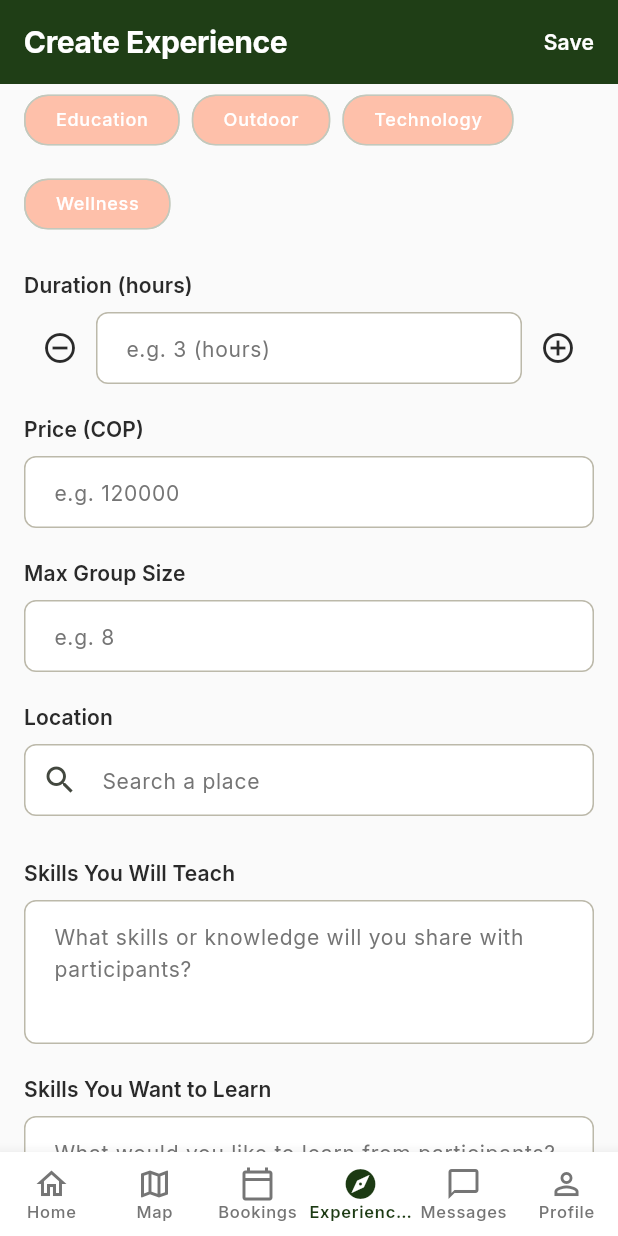
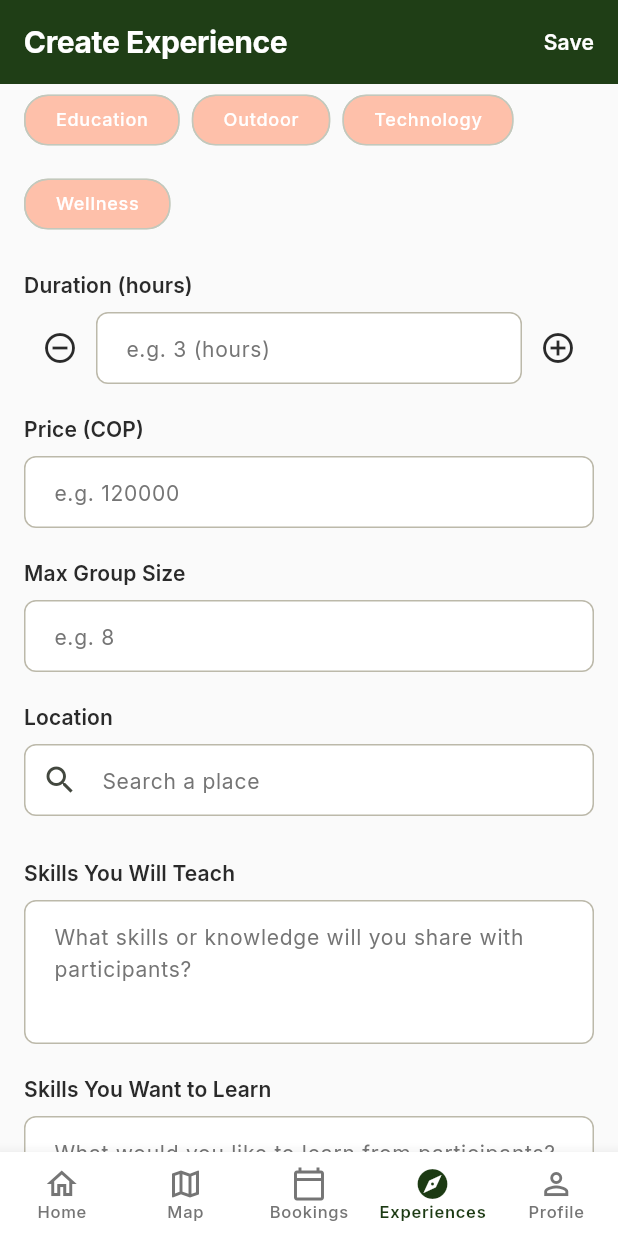
Before and after one commit to ISIS3510-G34-S3/Flutter-G34, a Flutter app: the CreateExperienceScreen screen opened by its route, scrolled down 576 dp, on a phone screen of 412 x 824 dp. Run offline on Flutter 3.47's test engine with Material 3 defaults, Android fonts, the phone set to English and light mode, and no system bars; our stand-ins replace cached_network_image, cloud_firestore, connectivity_plus, drift, firebase_auth, firebase_core and 8 more; missing offline and left inert: lru_cache; accounts and stored records are empty; generated files the repository leaves out were written again; network calls fail.

```diff
--- a/lib/app/router.dart
+++ b/lib/app/router.dart
@@ -105,13 +105,6 @@ final GoRouter appRouter = GoRouter(
           builder: (context, state) => const MyExperiencesScreen(),
         ),
 
-        // Messaging route
-        GoRoute(
-          path: '/messages',
-          name: 'messages',
-          builder: (context, state) => const MessagingScreen(),
-        ),
-
         // Profile route (current user)
         GoRoute(
           path: '/profile/:id',
@@ -172,11 +165,11 @@ final GoRouter appRouter = GoRouter(
     ),
 
     // Messaging route (standalone)
-    // GoRoute(
-    //   path: '/messages',
-    //   name: 'messages',
-    //   builder: (context, state) => const MessagingScreen(),
-    // ),
+    GoRoute(
+      path: '/messages',
+      name: 'messages',
+      builder: (context, state) => const MessagingScreen(),
+    ),
 
     // Chatbot route (standalone)
     GoRoute(
--- a/lib/widgets/main_scaffold.dart
+++ b/lib/widgets/main_scaffold.dart
@@ -50,11 +50,6 @@ class MainScaffold extends StatelessWidget {
                     label: 'Experiences',
                   ),
                   BottomNavigationBarItem(
-                    icon: Icon(Icons.chat_bubble_outline),
-                    activeIcon: Icon(Icons.chat_bubble),
-                    label: 'Messages',
-                  ),
-                  BottomNavigationBarItem(
                     icon: Icon(Icons.person_outline),
                     activeIcon: Icon(Icons.person),
                     label: 'Profile',
@@ -75,8 +70,7 @@ class MainScaffold extends StatelessWidget {
     if (location.startsWith('/my-bookings')) return 2;
     if (location.startsWith('/my-experiences') ||
         location.startsWith('/create')) return 3;
-    if (location.startsWith('/messages')) return 4;
-    if (location.startsWith('/profile')) return 5;
+    if (location.startsWith('/profile')) return 4;
     return 0; // Default to home
   }
 
@@ -95,9 +89,6 @@ class MainScaffold extends StatelessWidget {
         context.go('/my-experiences');
         break;
       case 4:
-        context.go('/messages');
-        break;
-      case 5:
         context.go('/profile/current');
         break;
     }
```
Also changed, not shown: lib/features/explore/discover_screen.dart (+9 -0 lines).
